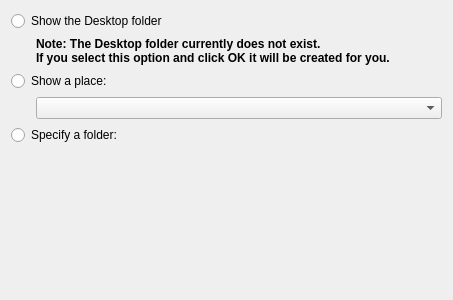
Old version of the form plasma/applets/folderview/folderviewLocationConfig.ui in the repository KDE/kde-baseapps.
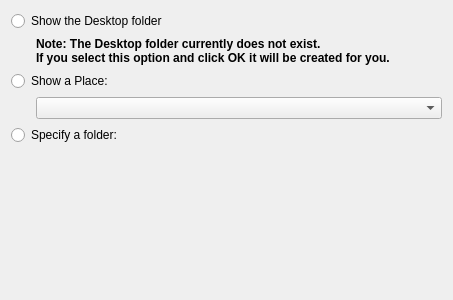
New version of the form. Custom widgets are drawn as their Qt base class.

Commit message: Capitalized place.

What changed in the file:
```diff
--- a/plasma/applets/folderview/folderviewLocationConfig.ui
+++ b/plasma/applets/folderview/folderviewLocationConfig.ui
@@ -50,7 +50,7 @@
    <item>
     <widget class="QRadioButton" name="showPlace" >
      <property name="text" >
-      <string>Show a place:</string>
+      <string>Show a Place:</string>
      </property>
     </widget>
    </item>
```
